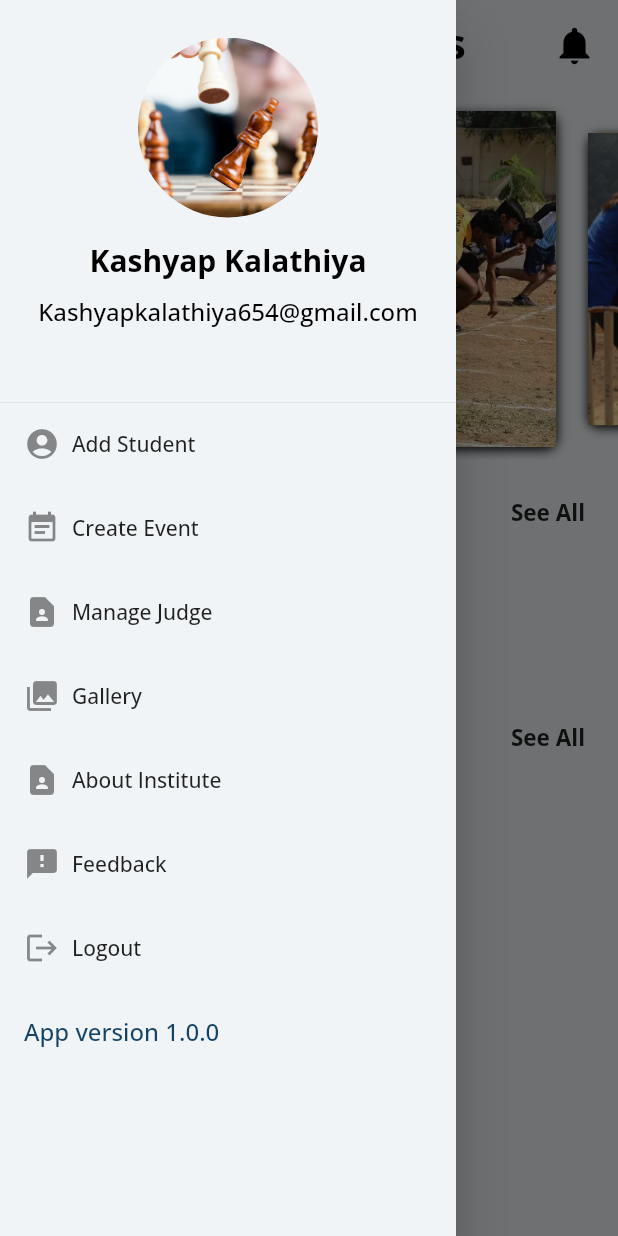
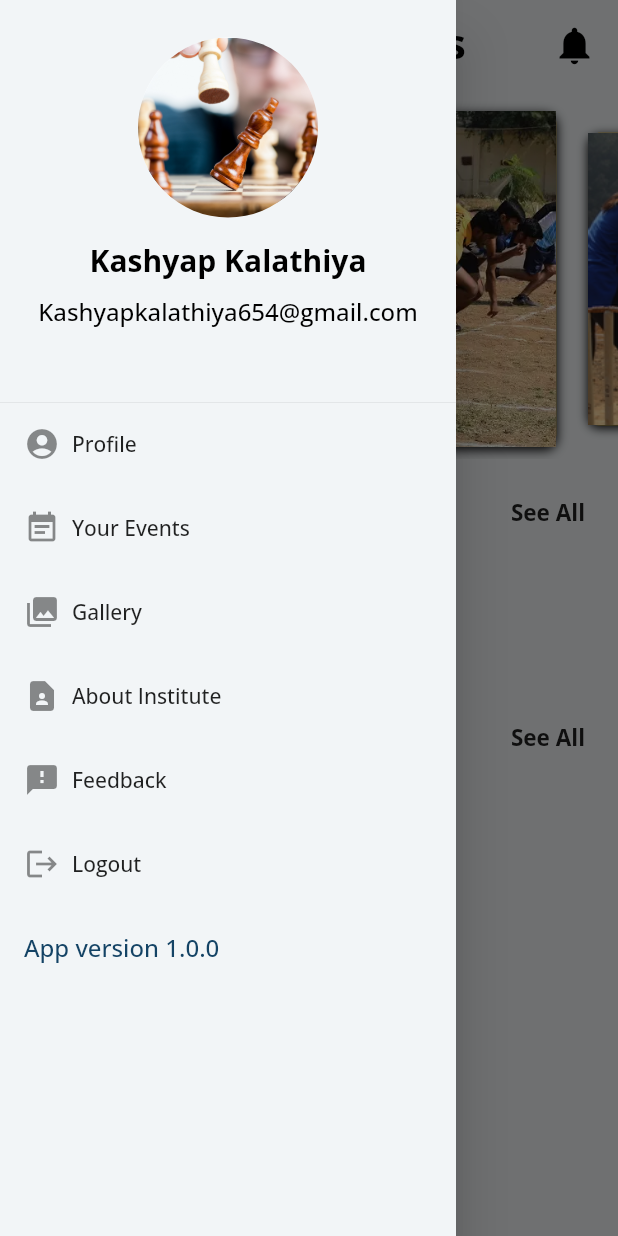
Before and after one commit to djnakrani/college_events, a Flutter app: the screen it shows after launch, with the side drawer open, on a phone screen of 412 x 824 dp. Run offline on Flutter 3.47's test engine with Material 2 defaults, Android fonts, the phone set to English and light mode, and no system bars; drawn by our look-alikes of carousel_slider; our stand-ins replace cloud_firestore, firebase_auth, firebase_core, google_fonts, photo_view, readmore; accounts and stored records are empty.

Commit message:
Admin side and some changes in user side

```diff
--- a/lib/main.dart
+++ b/lib/main.dart
@@ -1,6 +1,3 @@
-import 'package:college_events/screen/admin_screens/add_student_screen/add_student_screen.dart';
-import 'package:college_events/screen/admin_screens/add_student_screen/class_list_screen.dart';
-import 'package:college_events/screen/feedback_screen/feedback_screen.dart';
 import 'package:college_events/screen/home_screen/home_screen.dart';
 import 'package:firebase_core/firebase_core.dart';
 import 'package:flutter/material.dart';
@@ -18,11 +15,10 @@ class MyApp extends StatelessWidget {
     return MaterialApp(
       debugShowCheckedModeBanner: false,
       title: "College Events",
-      home: HomeScreen(uId: 0,),
+      home: HomeScreen(uId: 1,),
       theme: ThemeData(
         primaryColor: Color(int.parse('0xff144365')),
-        // accentColor: Color(int.parse('0xfff0f4f7')),
-        backgroundColor: Color(int.parse('0xfff0f4f7')),
+        backgroundColor: Color(int.parse('0xfff2f5f7')),
       ),
     );
   }
--- a/lib/widgets/content_scroll_vertical.dart
+++ b/lib/widgets/content_scroll_vertical.dart
@@ -8,7 +8,7 @@ class ContentScrollVertical extends StatelessWidget {
   final String mainTitle;
   final double imageHeight;
   final double imageWidth;
-  int uId;
+  final int uId;
 
   ContentScrollVertical({
     required this.uId,
@@ -51,17 +51,6 @@ class ContentScrollVertical extends StatelessWidget {
                   style: GoogleFonts.openSans(
                       fontWeight: FontWeight.bold, fontSize: 15),
                 ),
-                // Row(
-                //   children: [
-                //     Text("See All",style: GoogleFonts.openSans(fontWeight: FontWeight.bold,fontSize: 15),),
-                //     Icon(
-                //       Icons.arrow_forward,
-                //       color: Colors.black,
-                //       size: 22.0,
-                //     ),
-                //   ],
-                // ),
-                // child: Text("See All"),
               ),
             ],
           ),
@@ -76,6 +65,7 @@ class ContentScrollVertical extends StatelessWidget {
                   .where("startdate", isGreaterThan: new DateTime.now())
                   .orderBy("startdate", descending: false)
                   .snapshots(),
+          // stream: objEventDetails.snapshots(),
           builder: (context, snapshot) {
             if (snapshot.hasError) {
               return Text('Something went wrong');
@@ -109,12 +99,13 @@ class ContentScrollVertical extends StatelessWidget {
                         borderRadius: BorderRadius.circular(10.0),
                         child: GestureDetector(
                           onTap: () {
+                            print("Doc id is : ${documentSnapshot!.id}");
                             Navigator.push(
                               context,
                               MaterialPageRoute(
                                 builder: (context) => DetailEventScreen(
                                   uId: uId,
-                                  imgUrl: documentSnapshot!["imgurl"],
+                                  imgUrl: documentSnapshot["imgurl"],
                                   title: documentSnapshot["eventtitle"],
                                   startDate: documentSnapshot["startdate"],
                                   endDate: documentSnapshot["enddate"],
```
